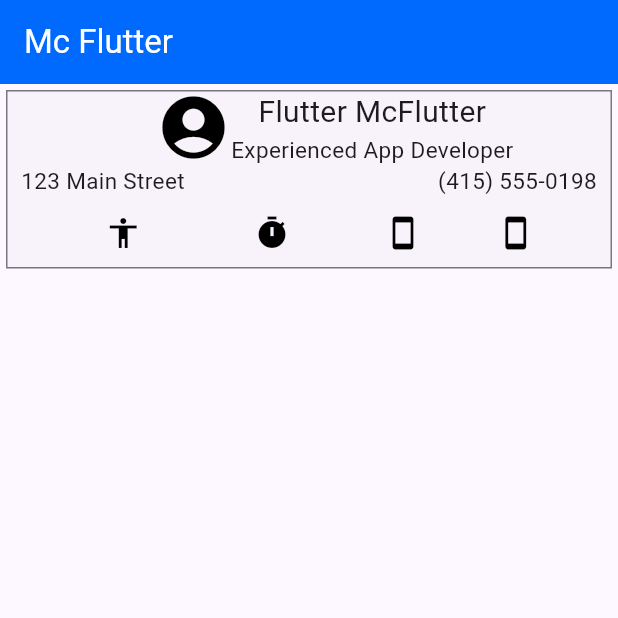
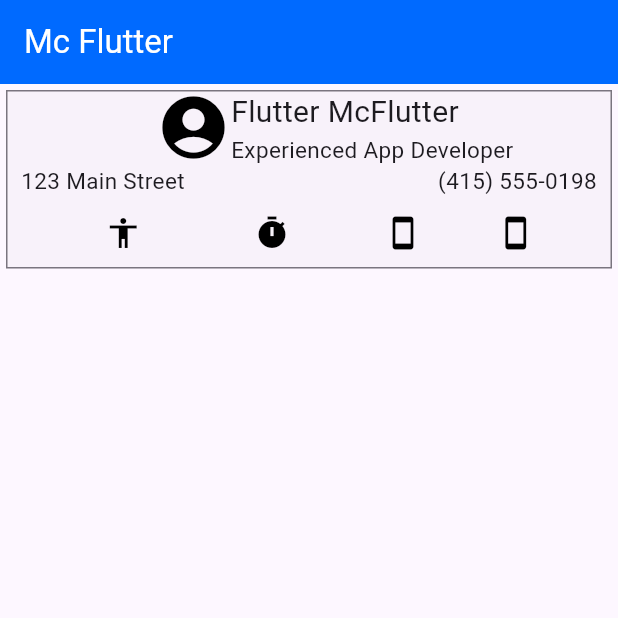
Before and after one commit to NellyGS01/TareasMoviles, a Flutter app: the screen it shows after launch, on a phone screen of 412 x 824 dp, the top half of it. Run offline on Flutter 3.47's test engine with Material 2 defaults, Android fonts, the phone set to English and light mode, and no system bars.

Commit message:
Ajustes menores

```diff
--- a/tarea_1/lib/main.dart
+++ b/tarea_1/lib/main.dart
@@ -69,6 +69,7 @@ class _DemoIconToggleButtonsState extends State<DemoIconToggleButtons> {
                     ),
                     SizedBox(
                       child: Column(
+                        crossAxisAlignment: CrossAxisAlignment.start,
                         children: [
                           Text(
                             'Flutter McFlutter',
@@ -82,6 +83,13 @@ class _DemoIconToggleButtonsState extends State<DemoIconToggleButtons> {
                           ),
                         ],
                       ),
+                    )
+                  ],
+                ),
+                const Row(
+                  children: <Widget>[
+                    SizedBox(
+                      width: 100,
                     )
                   ],
                 ),
@@ -137,7 +145,7 @@ class _DemoIconToggleButtonsState extends State<DemoIconToggleButtons> {
                       children: [
                         IconButton(
                           isSelected: standardSelected2,
-                          icon: Icon(Icons.timer, color: Colors.black),
+                          icon: const Icon(Icons.timer, color: Colors.black),
                           onPressed: () {
                             final snackBar = SnackBar(
                               content: const Text('Yay! A SnackBar!'),
@@ -153,13 +161,13 @@ class _DemoIconToggleButtonsState extends State<DemoIconToggleButtons> {
                         ),
                       ],
                     ),
-                    Column(
+                    const Column(
                       children: [Icon(Icons.smartphone, color: Colors.black)],
                     ),
-                    Column(
+                    const Column(
                       children: [Icon(Icons.smartphone, color: Colors.black)],
                     ),
-                    Column(
+                    const Column(
                       children: [
                         SizedBox(
                           width: 1,
```
